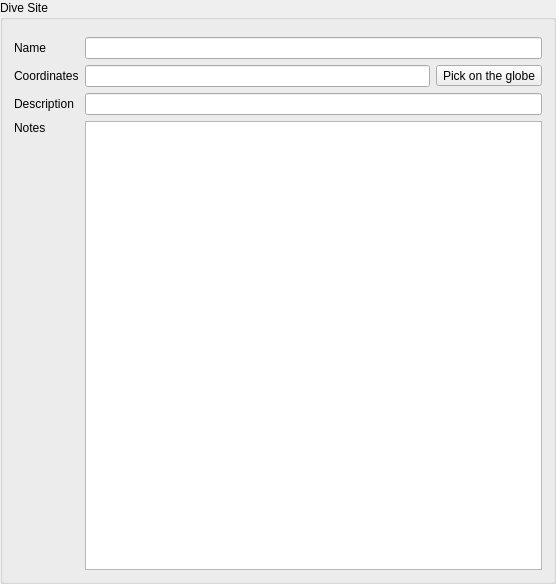
The window that qt-ui/locationInformation.ui (subsurface/subsurface) describes before a commit, drawn with Qt 5.
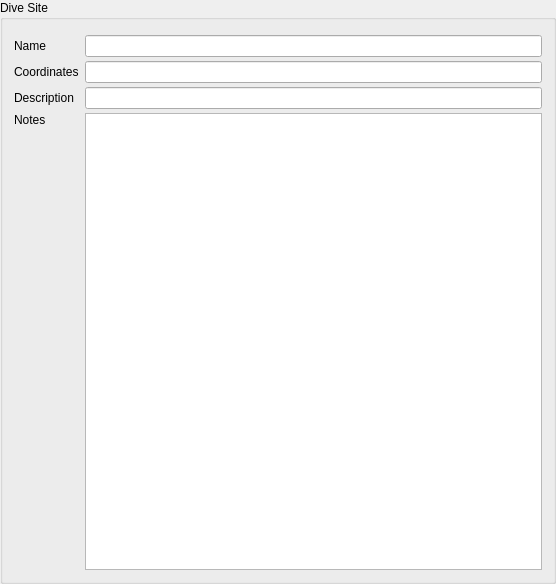
The same window after the commit. Icons and pictures are not drawn. Custom widgets are drawn as their Qt base class.

Commit message: Fixed layout spacing issues.

What changed in the file:
```diff
--- a/qt-ui/locationInformation.ui
+++ b/qt-ui/locationInformation.ui
@@ -17,6 +17,12 @@
    <string>Dive Site</string>
   </property>
   <layout class="QGridLayout" name="gridLayout">
+   <property name="horizontalSpacing">
+    <number>-1</number>
+   </property>
+   <property name="verticalSpacing">
+    <number>4</number>
+   </property>
    <item row="0" column="0" colspan="2">
     <widget class="KMessageWidget" name="diveSiteMessage" native="true">
      <property name="sizePolicy">
@@ -27,6 +33,9 @@
      </property>
     </widget>
    </item>
+   <item row="1" column="1">
+    <widget class="QLineEdit" name="diveSiteName"/>
+   </item>
    <item row="1" column="0">
     <widget class="QLabel" name="label">
      <property name="text">
@@ -47,9 +56,6 @@
      </property>
     </spacer>
    </item>
-   <item row="2" column="1">
-    <widget class="QLineEdit" name="diveSiteCoordinates"/>
-   </item>
    <item row="3" column="0">
     <widget class="QLabel" name="label_3">
      <property name="text">
@@ -71,26 +77,15 @@
      </property>
     </widget>
    </item>
-   <item row="2" column="2">
-    <widget class="QToolButton" name="btnPickCoordinates">
-     <property name="text">
-      <string>Pick on the globe</string>
-     </property>
-     <property name="icon">
-      <iconset resource="../subsurface.qrc">
-       <normaloff>:/geocode</normaloff>:/geocode</iconset>
-     </property>
-    </widget>
-   </item>
-   <item row="1" column="1" colspan="2">
-    <widget class="QLineEdit" name="diveSiteName"/>
-   </item>
-   <item row="3" column="1" colspan="2">
-    <widget class="QLineEdit" name="diveSiteDescription"/>
-   </item>
-   <item row="4" column="1" rowspan="2" colspan="2">
+   <item row="4" column="1" rowspan="2">
     <widget class="QPlainTextEdit" name="diveSiteNotes"/>
    </item>
+   <item row="2" column="1">
+    <widget class="QLineEdit" name="diveSiteCoordinates"/>
+   </item>
+   <item row="3" column="1">
+    <widget class="QLineEdit" name="diveSiteDescription"/>
+   </item>
   </layout>
  </widget>
  <customwidgets>
```
Left out of the diff: 4 changed lines with no effect on the pictures.
